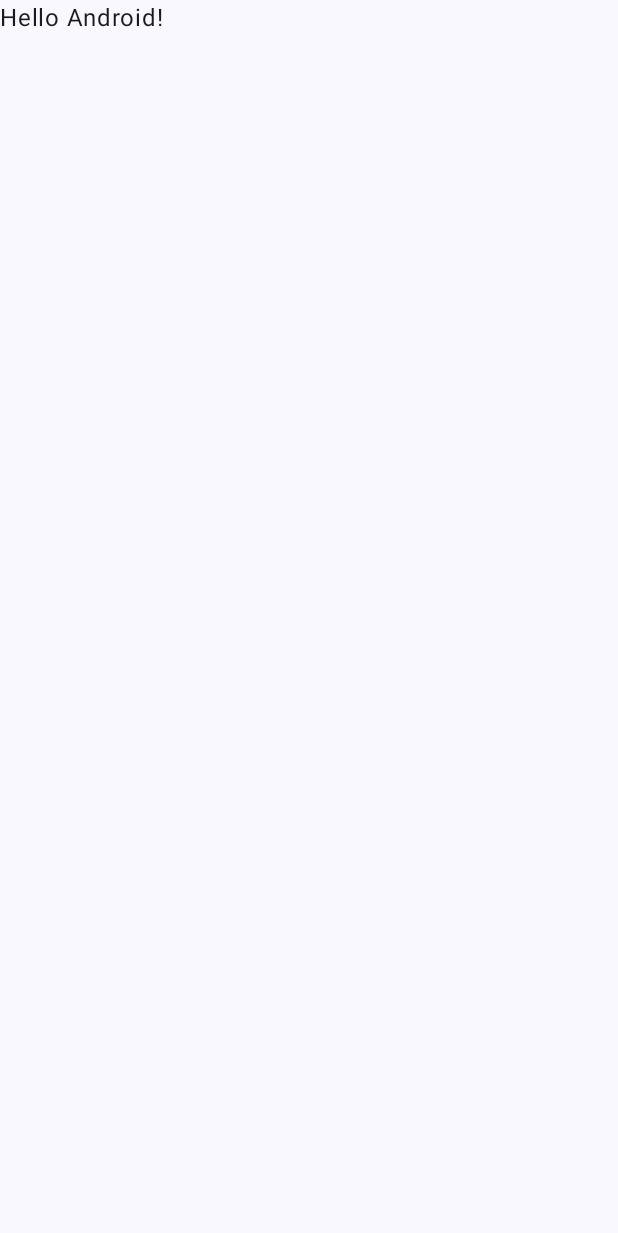
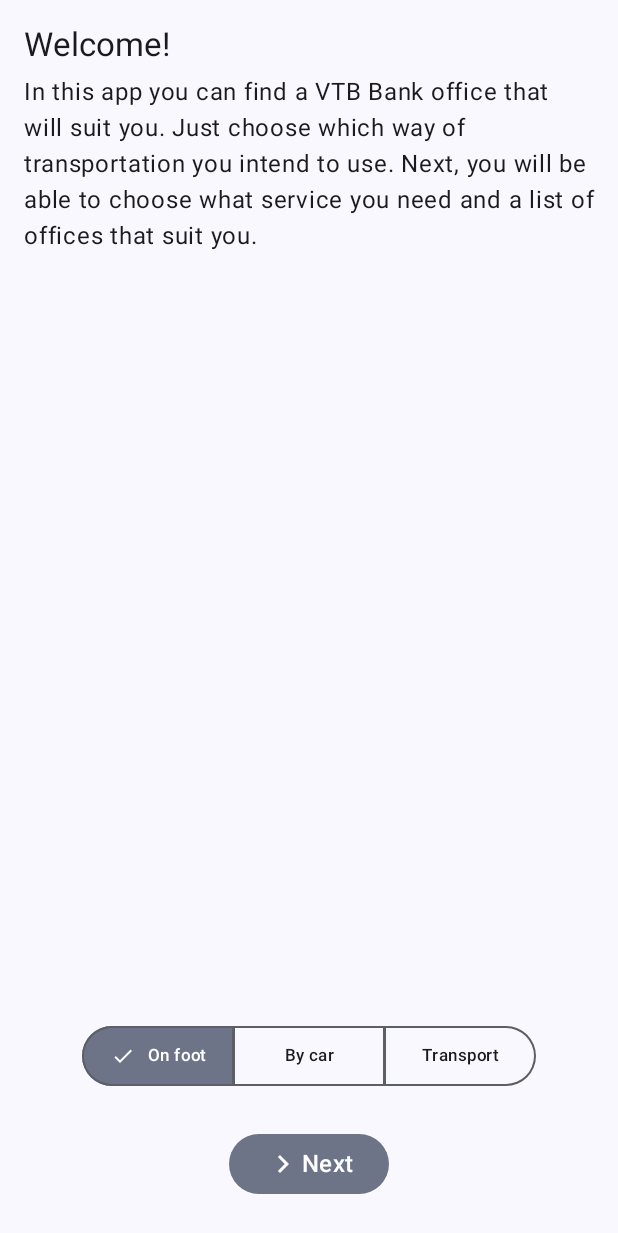
Before and after one commit to MireaTeam/MoreTech2023, an Android app built with Jetpack Compose: the screen it shows after launch (MainActivity), on a phone screen of 412 x 824 dp. Before the commit the part shown is almost empty. Shown: the top 1233 px of the screen. Run offline under Robolectric (Android 15) with nearby library versions, the phone set to English and light mode, and no system bars.

Commit message:
Added Welcome screen, Structured project

```diff
--- a/app/build.gradle.kts
+++ b/app/build.gradle.kts
@@ -50,15 +50,19 @@ android {
 }
 
 dependencies {
-
     implementation("androidx.core:core-ktx:1.9.0")
     implementation("androidx.lifecycle:lifecycle-runtime-ktx:2.6.2")
+
     implementation("androidx.activity:activity-compose:1.8.0")
     implementation(platform("androidx.compose:compose-bom:2023.03.00"))
     implementation("androidx.compose.ui:ui")
     implementation("androidx.compose.ui:ui-graphics")
     implementation("androidx.compose.ui:ui-tooling-preview")
+
     implementation("androidx.compose.material3:material3")
+    implementation("androidx.compose.material3:material3:1.2.0-alpha09")
+
+
     testImplementation("junit:junit:4.13.2")
     androidTestImplementation("androidx.test.ext:junit:1.1.5")
     androidTestImplementation("androidx.test.espresso:espresso-core:3.5.1")
--- a/app/src/main/java/ru/mirea/moretech2023/MainActivity.kt
+++ b/app/src/main/java/ru/mirea/moretech2023/MainActivity.kt
@@ -3,44 +3,13 @@ package ru.mirea.moretech2023
 import android.os.Bundle
 import androidx.activity.ComponentActivity
 import androidx.activity.compose.setContent
-import androidx.compose.foundation.layout.fillMaxSize
-import androidx.compose.material3.MaterialTheme
-import androidx.compose.material3.Surface
-import androidx.compose.material3.Text
-import androidx.compose.runtime.Composable
-import androidx.compose.ui.Modifier
-import androidx.compose.ui.tooling.preview.Preview
-import ru.mirea.moretech2023.ui.theme.MoreTech2023Theme
+import ru.mirea.moretech2023.ui.screens.welcome.WelcomeScreen
 
 class MainActivity : ComponentActivity() {
     override fun onCreate(savedInstanceState: Bundle?) {
         super.onCreate(savedInstanceState)
         setContent {
-            MoreTech2023Theme {
-                // A surface container using the 'background' color from the theme
-                Surface(
-                    modifier = Modifier.fillMaxSize(),
-                    color = MaterialTheme.colorScheme.background
-                ) {
-                    Greeting("Android")
-                }
-            }
+            WelcomeScreen()
         }
     }
 }
-
-@Composable
-fun Greeting(name: String, modifier: Modifier = Modifier) {
-    Text(
-        text = "Hello $name!",
-        modifier = modifier
-    )
-}
-
-@Preview(showBackground = true)
-@Composable
-fun GreetingPreview() {
-    MoreTech2023Theme {
-        Greeting("Android")
-    }
-}
--- /dev/null
+++ b/app/src/main/java/ru/mirea/moretech2023/network/ApiKeys.kt
@@ -0,0 +1,7 @@
+package ru.mirea.moretech2023.network
+
+object ApiKeys {
+    // TODO: Add API keys
+    const val YANDEX_MAPS_FOR_ORGS_KEY = ""
+    const val YANDEX_MAPS_GEOCODER_KEY = ""
+}
--- /dev/null
+++ b/app/src/main/java/ru/mirea/moretech2023/network/models/BankAtmModel.kt
@@ -0,0 +1,5 @@
+package ru.mirea.moretech2023.network.models
+
+data class BankAtmModel(
+    val address: String
+)
--- /dev/null
+++ b/app/src/main/java/ru/mirea/moretech2023/network/models/BankOfficeModel.kt
@@ -0,0 +1,5 @@
+package ru.mirea.moretech2023.network.models
+
+data class BankOfficeModel(
+    val adress: String,
+)
--- /dev/null
+++ b/app/src/main/java/ru/mirea/moretech2023/network/yandex/YandexApi.kt
@@ -0,0 +1,4 @@
+package ru.mirea.moretech2023.network.yandex
+
+class YandexApi {
+}
--- /dev/null
+++ b/app/src/main/java/ru/mirea/moretech2023/ui/screens/officechoice/OfficeChoiceScreen.kt
@@ -0,0 +1,4 @@
+package ru.mirea.moretech2023.ui.screens.officechoice
+
+class OfficeChoiceScreen {
+}
--- /dev/null
+++ b/app/src/main/java/ru/mirea/moretech2023/ui/screens/officedetails/OfficeDetailsScreen.kt
@@ -0,0 +1,4 @@
+package ru.mirea.moretech2023.ui.screens.officedetails
+
+class OfficeDetailsScreen {
+}
--- /dev/null
+++ b/app/src/main/java/ru/mirea/moretech2023/ui/screens/servicechoice/ServiceChoiceScreen.kt
@@ -0,0 +1,4 @@
+package ru.mirea.moretech2023.ui.screens.servicechoice
+
+class ServiceChoiceScreen {
+}
--- /dev/null
+++ b/app/src/main/java/ru/mirea/moretech2023/ui/screens/welcome/WelcomeScreen.kt
@@ -0,0 +1,127 @@
+package ru.mirea.moretech2023.ui.screens.welcome
+
+import android.content.res.Configuration
+import androidx.compose.foundation.layout.Column
+import androidx.compose.foundation.layout.Row
+import androidx.compose.foundation.layout.fillMaxSize
+import androidx.compose.foundation.layout.padding
+import androidx.compose.material3.ExperimentalMaterial3Api
+import androidx.compose.material3.FilledTonalButton
+import androidx.compose.material3.Icon
+import androidx.compose.material3.MaterialTheme
+import androidx.compose.material3.SegmentedButton
+import androidx.compose.material3.SegmentedButtonDefaults
+import androidx.compose.material3.SingleChoiceSegmentedButtonRow
+import androidx.compose.material3.Surface
+import androidx.compose.material3.Text
+import androidx.compose.runtime.Composable
+import androidx.compose.runtime.getValue
+import androidx.compose.runtime.mutableIntStateOf
+import androidx.compose.runtime.remember
+import androidx.compose.runtime.setValue
+import androidx.compose.ui.Alignment
+import androidx.compose.ui.Modifier
+import androidx.compose.ui.res.painterResource
+import androidx.compose.ui.res.stringResource
+import androidx.compose.ui.text.style.TextAlign
+import androidx.compose.ui.tooling.preview.Preview
+import androidx.compose.ui.unit.dp
+import ru.mirea.moretech2023.R
+import ru.mirea.moretech2023.ui.theme.MoreTech2023Theme
+
+@Composable
+fun WelcomeScreen() {
+    MoreTech2023Theme {
+        Surface(modifier = Modifier.fillMaxSize()) {
+            Column {
+                Column(Modifier.weight(1f)) {
+                    WelcomeText()
+                }
+
+                ChooseWayOfTransportation(
+                    modifier = Modifier
+                        .align(Alignment.CenterHorizontally)
+                        .padding(bottom = 16.dp)
+                )
+
+                NextButton(
+                    modifier = Modifier
+                        .align(Alignment.CenterHorizontally)
+                        .padding(bottom = 16.dp)
+                )
+            }
+        }
+    }
+}
+
+@Preview(locale = "ru", uiMode = Configuration.UI_MODE_NIGHT_NO)
+@Composable
+fun WelcomeScreenPreview() {
+    WelcomeScreen()
+}
+
+@Composable
+fun WelcomeMessage(modifier: Modifier = Modifier) {
+    Text(
+        text = stringResource(R.string.welcome),
+        style = MaterialTheme.typography.titleLarge,
+        modifier = modifier
+    )
+}
+
+@Composable
+fun WelcomeDescription(modifier: Modifier = Modifier) {
+    Text(
+        text = stringResource(R.string.welcome_description),
+        style = MaterialTheme.typography.bodyLarge,
+        modifier = modifier
+    )
+}
+
+@Composable
+fun WelcomeText(modifier: Modifier = Modifier) {
+    Column(modifier = modifier.padding(16.dp)) {
+        WelcomeMessage()
+        WelcomeDescription(modifier = Modifier.padding(top = 8.dp))
+    }
+}
+
+@OptIn(ExperimentalMaterial3Api::class)
+@Composable
+fun ChooseWayOfTransportation(modifier: Modifier = Modifier) {
+    var selectedIndex by remember { mutableIntStateOf(0) }
+    val options = listOf(
+        stringResource(R.string.on_foot),
+        stringResource(R.string.by_car), stringResource(R.string.on_public_transport)
+    )
+
+    SingleChoiceSegmentedButtonRow(modifier = modifier) {
+        options.forEachIndexed { index, label ->
+            SegmentedButton(
+                shape = SegmentedButtonDefaults.itemShape(index = index, count = options.size),
+                onClick = { selectedIndex = index },
+                selected = index == selectedIndex
+            ) {
+                Text(label, style = MaterialTheme.typography.labelSmall)
+            }
+        }
+    }
+}
+
+@Composable
+fun NextButton(modifier: Modifier = Modifier) {
+    FilledTonalButton(onClick = { /*TODO*/ }, modifier = modifier.padding(8.dp)) {
+        Row {
+            Icon(
+                painter = painterResource(id = R.drawable.baseline_navigate_next_24_white),
+                contentDescription = null
+            )
+            Text(
+                text = stringResource(R.string.next),
+                style = MaterialTheme.typography.titleMedium,
+                textAlign = TextAlign.Center,
+                modifier = Modifier.align(Alignment.CenterVertically)
+            )
+        }
+    }
+}
--- a/app/src/main/java/ru/mirea/moretech2023/ui/theme/Color.kt
+++ b/app/src/main/java/ru/mirea/moretech2023/ui/theme/Color.kt
@@ -6,6 +6,10 @@ val Purple80 = Color(0xFFD0BCFF)
 val PurpleGrey80 = Color(0xFFCCC2DC)
 val Pink80 = Color(0xFFEFB8C8)
 
+val VtbBlue = Color(0x004149FF)
+val VtbWhite = Color(0xFFFFFFFF)
+val VtbLightBlue = Color(0x00A2C6E8)
+
 val Purple40 = Color(0xFF6650a4)
 val PurpleGrey40 = Color(0xFF625b71)
 val Pink40 = Color(0xFF7D5260)
--- a/app/src/main/java/ru/mirea/moretech2023/ui/theme/Theme.kt
+++ b/app/src/main/java/ru/mirea/moretech2023/ui/theme/Theme.kt
@@ -22,9 +22,9 @@ private val DarkColorScheme = darkColorScheme(
 )
 
 private val LightColorScheme = lightColorScheme(
-    primary = Purple40,
-    secondary = PurpleGrey40,
-    tertiary = Pink40
+    primary = VtbBlue,
+    secondary = VtbWhite,
+    tertiary = VtbLightBlue
 
     /* Other default colors to override
     background = Color(0xFFFFFBFE),
--- /dev/null
+++ b/app/src/main/res/drawable/baseline_navigate_next_24_white.xml
@@ -0,0 +1,5 @@
+<vector android:autoMirrored="true" android:height="24dp"
+    android:tint="#FFFFFF" android:viewportHeight="24"
+    android:viewportWidth="24" android:width="24dp" xmlns:android="http://schemas.android.com/apk/res/android">
+    <path android:fillColor="@android:color/white" android:pathData="M10,6L8.59,7.41 13.17,12l-4.58,4.59L10,18l6,-6z"/>
+</vector>
--- a/app/src/main/res/values/strings.xml
+++ b/app/src/main/res/values/strings.xml
@@ -1,3 +1,9 @@
 <resources>
-    <string name="app_name">MoreTech2023</string>
+    <string name="app_name" translatable="false">MoreTech2023</string>
+    <string name="welcome">Welcome!</string>
+    <string name="welcome_description">In this app you can find a VTB Bank office that will suit you. Just choose which way of transportation you intend to use. Next, you will be able to choose what service you need and a list of offices that suit you.</string>
+    <string name="next">Next</string>
+    <string name="on_foot">On foot</string>
+    <string name="by_car">By car</string>
+    <string name="on_public_transport">Transport</string>
 </resources>
```
Also changed, not shown: 1 other file.
